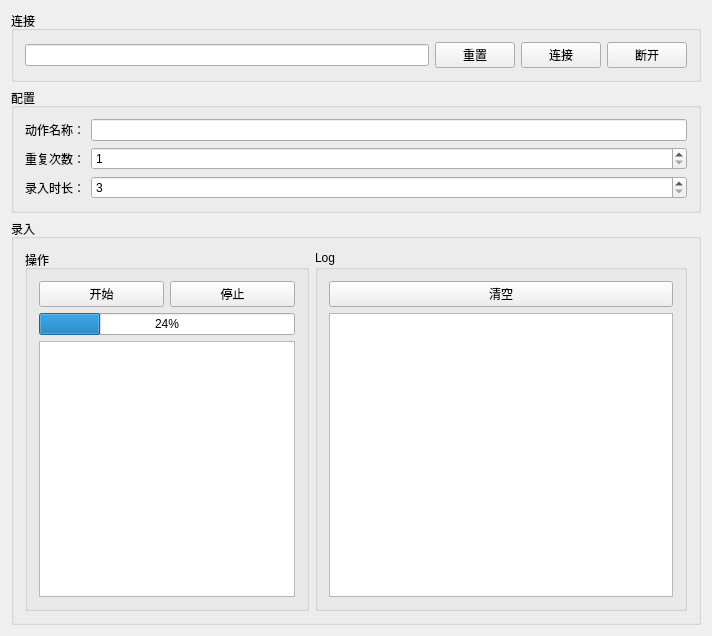
cildhdi/Lmdc, file MainWindow.ui: the form before one commit.
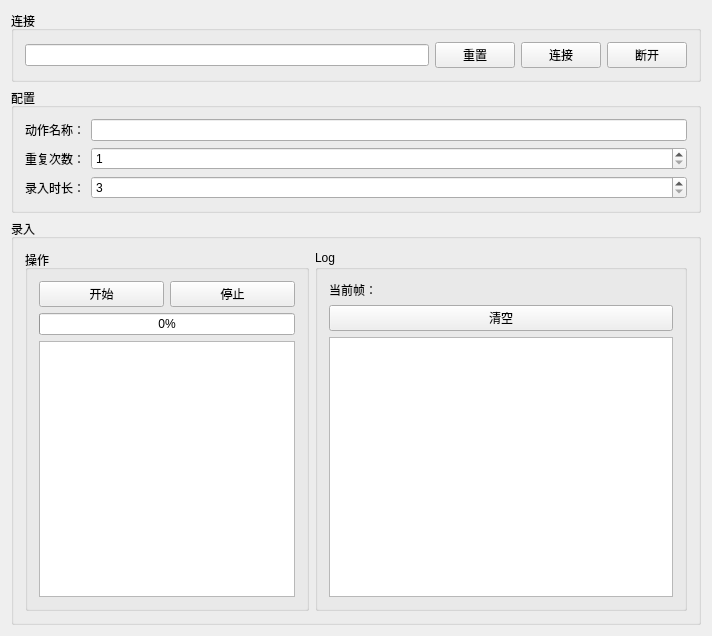
The form after the commit.

Diff of the .ui file:
```diff
--- a/MainWindow.ui
+++ b/MainWindow.ui
@@ -169,7 +169,16 @@
           <item>
            <widget class="QProgressBar" name="pgrTime">
             <property name="value">
-             <number>24</number>
+             <number>0</number>
+            </property>
+            <property name="orientation">
+             <enum>Qt::Horizontal</enum>
+            </property>
+            <property name="invertedAppearance">
+             <bool>false</bool>
+            </property>
+            <property name="textDirection">
+             <enum>QProgressBar::TopToBottom</enum>
             </property>
            </widget>
           </item>
@@ -185,6 +194,19 @@
           <string>Log</string>
          </property>
          <layout class="QVBoxLayout" name="verticalLayout_3">
+          <item>
+           <widget class="QLabel" name="labelCurrentFrame">
+            <property name="text">
+             <string>当前帧：</string>
+            </property>
+            <property name="textFormat">
+             <enum>Qt::PlainText</enum>
+            </property>
+            <property name="wordWrap">
+             <bool>true</bool>
+            </property>
+           </widget>
+          </item>
           <item>
            <widget class="QPushButton" name="btnClear">
             <property name="sizePolicy">
```
